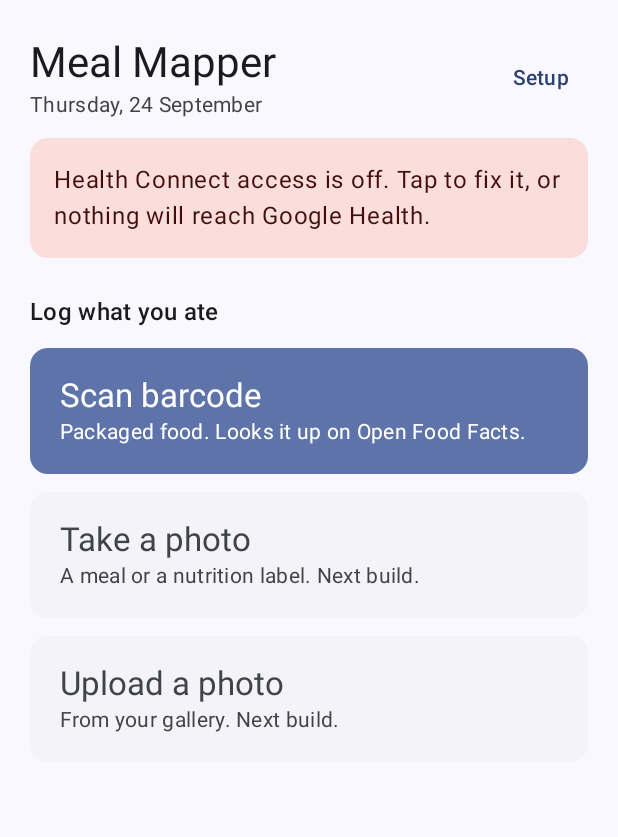
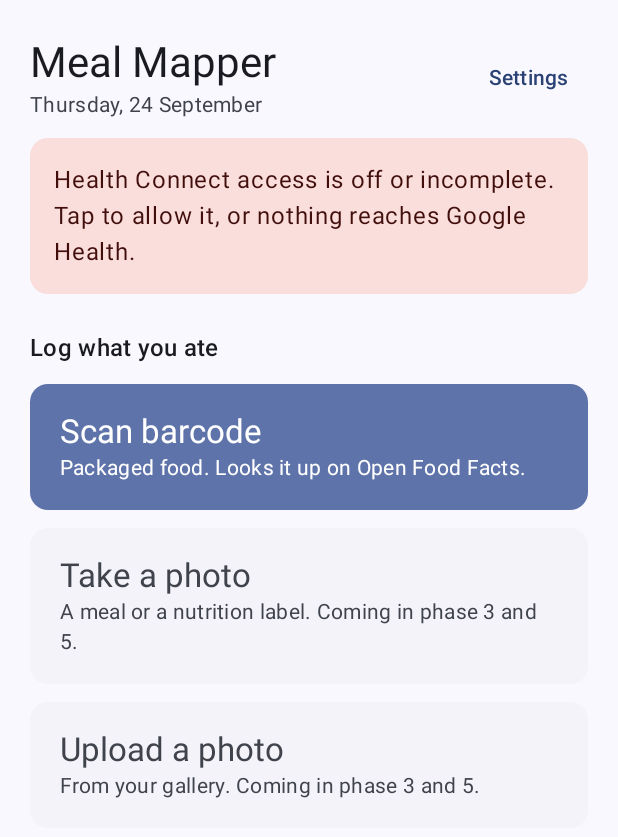
Before and after one commit to siddhartharyaai/mealmapper, an Android app built with Jetpack Compose: the screen it shows after launch (MainActivity), on a phone screen of 412 x 824 dp. Shown: the top 837 px of the screen. Run offline under Robolectric (Android 15) with nearby library versions, the phone set to English and light mode, and no system bars; libraries missing offline, so code that uses them is left out: androidx.health.connect; 2 statements that could not run were skipped.

```diff
--- a/app/build.gradle.kts
+++ b/app/build.gradle.kts
@@ -12,8 +12,8 @@ android {
         applicationId = "app.mealmapper"
         minSdk = 28
         targetSdk = 36
-        versionCode = 2
-        versionName = "0.2.0"
+        versionCode = 3
+        versionName = "0.3.0"
     }
 
     signingConfigs {
--- a/app/src/main/AndroidManifest.xml
+++ b/app/src/main/AndroidManifest.xml
@@ -2,6 +2,7 @@
 <manifest xmlns:android="http://schemas.android.com/apk/res/android">
 
     <uses-permission android:name="android.permission.health.WRITE_NUTRITION" />
+    <uses-permission android:name="android.permission.health.READ_NUTRITION" />
     <uses-permission android:name="android.permission.INTERNET" />
     <uses-permission android:name="android.permission.CAMERA" />
 
--- a/app/src/main/java/app/mealmapper/AppContainer.kt
+++ b/app/src/main/java/app/mealmapper/AppContainer.kt
@@ -3,9 +3,11 @@ package app.mealmapper
 import android.content.Context
 import app.mealmapper.data.health.HealthConnectGateway
 import app.mealmapper.data.off.OpenFoodFactsClient
+import app.mealmapper.data.settings.ProfileStore
 
 /** Manual dependency wiring. The app is small; a DI framework is not necessary. */
 class AppContainer(context: Context) {
     val healthConnect = HealthConnectGateway(context.applicationContext)
     val openFoodFacts: OpenFoodFactsClient by lazy { OpenFoodFactsClient.create() }
+    val profile = ProfileStore(context.applicationContext)
 }
--- a/app/src/main/java/app/mealmapper/MainActivity.kt
+++ b/app/src/main/java/app/mealmapper/MainActivity.kt
@@ -1,5 +1,6 @@
 package app.mealmapper
 
+import android.net.Uri
 import android.os.Bundle
 import androidx.activity.ComponentActivity
 import androidx.activity.compose.setContent
@@ -15,9 +16,11 @@ import androidx.navigation.compose.composable
 import androidx.navigation.compose.rememberNavController
 import androidx.navigation.navArgument
 import app.mealmapper.ui.home.HomeScreen
+import app.mealmapper.ui.home.HomeViewModel
 import app.mealmapper.ui.review.ReviewScreen
 import app.mealmapper.ui.review.ReviewViewModel
 import app.mealmapper.ui.scan.ScanScreen
+import app.mealmapper.ui.settings.SettingsScreen
 import app.mealmapper.ui.setup.SetupScreen
 import app.mealmapper.ui.setup.SetupViewModel
 import app.mealmapper.ui.theme.MealMapperTheme
@@ -26,8 +29,9 @@ private object Routes {
     const val HOME = "home"
     const val SCAN = "scan"
     const val SETUP = "setup"
-    const val REVIEW = "review/{barcode}"
-    fun review(barcode: String) = "review/$barcode"
+    const val SETTINGS = "settings"
+    const val REVIEW = "review/{barcode}?note={note}"
+    fun review(barcode: String, note: String) = "review/$barcode?note=${Uri.encode(note)}"
 }
 
 class MainActivity : ComponentActivity() {
@@ -42,27 +46,45 @@ class MainActivity : ComponentActivity() {
 
                 NavHost(navController = nav, startDestination = Routes.HOME) {
                     composable(Routes.HOME) {
+                        val vm: HomeViewModel = viewModel(
+                            factory = HomeViewModel.factory(container.healthConnect, container.profile),
+                        )
                         HomeScreen(
-                            healthConnect = container.healthConnect,
+                            viewModel = vm,
                             savedMessage = savedMessage,
                             onMessageShown = { savedMessage = null },
                             onBarcode = { nav.navigate(Routes.SCAN) },
-                            onSetup = { nav.navigate(Routes.SETUP) },
+                            onSettings = { nav.navigate(Routes.SETTINGS) },
+                            onHealthCheck = { nav.navigate(Routes.SETUP) },
+                        )
+                    }
+                    composable(Routes.SETTINGS) {
+                        SettingsScreen(
+                            store = container.profile,
+                            onBack = { nav.popBackStack() },
+                            onHealthCheck = { nav.navigate(Routes.SETUP) },
                         )
                     }
                     composable(Routes.SCAN) {
                         ScanScreen(
                             onBack = { nav.popBackStack() },
-                            onBarcode = { code -> nav.navigate(Routes.review(code)) { launchSingleTop = true } },
+                            onBarcode = { code, note -> nav.navigate(Routes.review(code, note)) { launchSingleTop = true } },
                         )
                     }
                     composable(
                         Routes.REVIEW,
-                        arguments = listOf(navArgument("barcode") { type = NavType.StringType }),
+                        arguments = listOf(
+                            navArgument("barcode") { type = NavType.StringType },
+                            navArgument("note") {
+                                type = NavType.StringType
+                                defaultValue = ""
+                            },
+                        ),
                     ) { entry ->
                         val barcode = entry.arguments?.getString("barcode").orEmpty()
+                        val note = entry.arguments?.getString("note").orEmpty()
                         val vm: ReviewViewModel = viewModel(
-                            factory = ReviewViewModel.factory(barcode, container.openFoodFacts, container.healthConnect),
+                            factory = ReviewViewModel.factory(barcode, note, container.openFoodFacts, container.healthConnect),
                         )
                         ReviewScreen(
                             viewModel = vm,
--- a/app/src/main/java/app/mealmapper/PrivacyActivity.kt
+++ b/app/src/main/java/app/mealmapper/PrivacyActivity.kt
@@ -46,8 +46,9 @@ class PrivacyActivity : ComponentActivity() {
     private companion object {
         val POINTS = listOf(
             "Meal Mapper writes the food you confirm to Health Connect: calories, protein, carbs, fat, " +
-                "sugar, fibre and sodium. It does not read any health data.",
-            "Your food history stays on this phone.",
+                "sugar, fibre and sodium.",
+            "It reads nutrition for today only, to show calories eaten and left. It reads no other health data.",
+            "Your food history and settings (age, weight, calorie cap) stay on this phone.",
             "When you scan a barcode, the barcode number goes to Open Food Facts to look up the product.",
             "When you use a photo, the photo and your note go to Google Gemini to estimate or read the " +
                 "nutrition. Nothing else is sent.",
--- /dev/null
+++ b/app/src/main/java/app/mealmapper/data/settings/ProfileStore.kt
@@ -0,0 +1,48 @@
+package app.mealmapper.data.settings
+
+import android.content.Context
+import kotlinx.coroutines.flow.MutableStateFlow
+import kotlinx.coroutines.flow.StateFlow
+import kotlinx.coroutines.flow.asStateFlow
+
+/** The user's own numbers. All optional: the app works without them. */
+data class Profile(
+    val ageYears: Int? = null,
+    val weightKg: Double? = null,
+    /** Daily calorie cap the user chose. Meal Mapper does not calculate it. */
+    val dailyCapKcal: Int? = null,
+)
+
+/** Three values do not need a database. SharedPreferences, exposed as a StateFlow. */
+class ProfileStore(context: Context) {
+    private val prefs = context.getSharedPreferences("profile", Context.MODE_PRIVATE)
+    private val _profile = MutableStateFlow(read())
+    val profile: StateFlow<Profile> = _profile.asStateFlow()
+
+    fun save(profile: Profile) {
+        prefs.edit()
+            .putOrRemove(AGE, profile.ageYears?.toFloat())
+            .putOrRemove(WEIGHT, profile.weightKg?.toFloat())
+            .putOrRemove(CAP, profile.dailyCapKcal?.toFloat())
+            .apply()
+        _profile.value = profile
+    }
+
+    private fun read() = Profile(
+        ageYears = prefs.floatOrNull(AGE)?.toInt(),
+        weightKg = prefs.floatOrNull(WEIGHT)?.toDouble(),
+        dailyCapKcal = prefs.floatOrNull(CAP)?.toInt(),
+    )
+
+    private fun android.content.SharedPreferences.floatOrNull(key: String) =
+        if (contains(key)) getFloat(key, 0f) else null
+
+    private fun android.content.SharedPreferences.Editor.putOrRemove(key: String, value: Float?) =
+        if (value == null) remove(key) else putFloat(key, value)
+
+    private companion object {
+        const val AGE = "age_years"
+        const val WEIGHT = "weight_kg"
+        const val CAP = "daily_cap_kcal"
+    }
+}
--- a/app/src/main/java/app/mealmapper/ui/home/HomeScreen.kt
+++ b/app/src/main/java/app/mealmapper/ui/home/HomeScreen.kt
@@ -6,11 +6,13 @@ import androidx.compose.foundation.layout.Column
 import androidx.compose.foundation.layout.Row
 import androidx.compose.foundation.layout.fillMaxSize
 import androidx.compose.foundation.layout.fillMaxWidth
+import androidx.compose.foundation.layout.height
 import androidx.compose.foundation.layout.padding
 import androidx.compose.foundation.rememberScrollState
 import androidx.compose.foundation.verticalScroll
 import androidx.compose.material3.Card
 import androidx.compose.material3.CardDefaults
+import androidx.compose.material3.LinearProgressIndicator
 import androidx.compose.material3.MaterialTheme
 import androidx.compose.material3.Scaffold
 import androidx.compose.material3.SnackbarHost
@@ -20,41 +22,37 @@ import androidx.compose.material3.TextButton
 import androidx.compose.runtime.Composable
 import androidx.compose.runtime.LaunchedEffect
 import androidx.compose.runtime.getValue
-import androidx.compose.runtime.mutableIntStateOf
-import androidx.compose.runtime.mutableStateOf
 import androidx.compose.runtime.remember
-import androidx.compose.runtime.setValue
 import androidx.compose.ui.Alignment
 import androidx.compose.ui.Modifier
 import androidx.compose.ui.semantics.Role
 import androidx.compose.ui.unit.dp
 import androidx.lifecycle.Lifecycle
 import androidx.lifecycle.compose.LifecycleEventEffect
-import app.mealmapper.data.health.HealthConnectAvailability
-import app.mealmapper.data.health.HealthConnectGateway
+import androidx.lifecycle.compose.collectAsStateWithLifecycle
+import app.mealmapper.domain.DayTotals
+import app.mealmapper.ui.theme.tabular
 import java.time.LocalDate
 import java.time.format.DateTimeFormatter
+import kotlin.math.abs
+import kotlin.math.roundToInt
 
 @Composable
 fun HomeScreen(
-    healthConnect: HealthConnectGateway,
+    viewModel: HomeViewModel,
     savedMessage: String?,
     onMessageShown: () -> Unit,
     onBarcode: () -> Unit,
-    onSetup: () -> Unit,
+    onSettings: () -> Unit,
+    onHealthCheck: () -> Unit,
 ) {
+    val state by viewModel.state.collectAsStateWithLifecycle()
     val snackbar = remember { SnackbarHostState() }
-    var healthReady by remember { mutableStateOf(true) }
-    var resumes by remember { mutableIntStateOf(0) }
 
-    // Re-check on every return to this screen: the user may have changed access in settings.
-    LifecycleEventEffect(Lifecycle.Event.ON_RESUME) { resumes++ }
-    LaunchedEffect(resumes) {
-        healthReady = healthConnect.availability() == HealthConnectAvailability.AVAILABLE &&
-            runCatching { healthConnect.hasAllPermissions() }.getOrDefault(false)
-    }
+    LifecycleEventEffect(Lifecycle.Event.ON_RESUME) { viewModel.refresh() }
     LaunchedEffect(savedMessage) {
         savedMessage?.let {
+            viewModel.refresh()
             snackbar.showSnackbar(it)
             onMessageShown()
         }
@@ -78,31 +76,88 @@ fun HomeScreen(
                         color = MaterialTheme.colorScheme.onSurfaceVariant,
                     )
                 }
-                TextButton(onClick = onSetup) { Text("Setup") }
+                TextButton(onClick = onSettings) { Text("Settings") }
             }
 
-            if (!healthReady) {
-                Card(
-                    Modifier.fillMaxWidth().clickable(onClick = onSetup),
+            when (state.healthReady) {
+                false -> Card(
+                    Modifier.fillMaxWidth().clickable(onClick = onHealthCheck),
                     colors = CardDefaults.cardColors(containerColor = MaterialTheme.colorScheme.errorContainer),
                 ) {
                     Text(
-                        "Health Connect access is off. Tap to fix it, or nothing will reach Google Health.",
+                        "Health Connect access is off or incomplete. Tap to allow it, or nothing reaches Google Health.",
                         Modifier.padding(16.dp),
                         color = MaterialTheme.colorScheme.onErrorContainer,
                     )
                 }
+                true -> Ticker(state.totals, state.capKcal, state.totalsError, onSettings)
+                null -> Unit
             }
 
+            Text("Log what you ate", style = MaterialTheme.typography.titleMedium, modifier = Modifier.padding(top = 12.dp))
+            CaptureOption("Scan barcode", "Packaged food. Looks it up on Open Food Facts.", enabled = true, onClick = onBarcode)
+            CaptureOption("Take a photo", "A meal or a nutrition label. Coming in phase 3 and 5.", enabled = false, onClick = {})
+            CaptureOption("Upload a photo", "From your gallery. Coming in phase 3 and 5.", enabled = false, onClick = {})
+        }
+    }
+}
+
+/** Calories eaten today vs the user's cap. Totals include every app that writes to Health Connect. */
+@Composable
+private fun Ticker(totals: DayTotals?, cap: Int?, failed: Boolean, onSettings: () -> Unit) {
+    Card(
+        Modifier.fillMaxWidth(),
+        colors = CardDefaults.cardColors(containerColor = MaterialTheme.colorScheme.surfaceContainerLow),
+    ) {
+        Column(Modifier.padding(16.dp), verticalArrangement = Arrangement.spacedBy(8.dp)) {
+            if (totals == null) {
+                Text(
+                    if (failed) "Could not read today's total from Health Connect." else "Reading today's total…",
+                    color = MaterialTheme.colorScheme.onSurfaceVariant,
+                )
+                return@Column
+            }
+            val eaten = totals.energyKcal.roundToInt()
+            if (cap == null) {
+                Headline("${eaten.grouped()} kcal", "eaten today")
+                TextButton(onClick = onSettings, modifier = Modifier.padding(start = 0.dp)) { Text("Set a daily calorie cap") }
+            } else {
+                val left = cap - eaten
+                val over = left < 0
+                Headline(
+                    "${abs(left).grouped()} kcal",
+                    if (over) "over your cap" else "left today",
+                    over = over,
+                )
+                LinearProgressIndicator(
+                    progress = { (eaten.toFloat() / cap).coerceIn(0f, 1f) },
+                    modifier = Modifier.fillMaxWidth().height(8.dp),
+                    color = if (over) MaterialTheme.colorScheme.error else MaterialTheme.colorScheme.primary,
+                    drawStopIndicator = {},
+                )
+                Text(
+                    "${eaten.grouped()} of ${cap.grouped()} kcal",
+                    style = MaterialTheme.typography.bodyMedium.tabular(),
+                    color = MaterialTheme.colorScheme.onSurfaceVariant,
+                )
+            }
             Text(
-                "Log what you ate",
-                style = MaterialTheme.typography.titleMedium,
-                modifier = Modifier.padding(top = 12.dp),
+                "Protein ${totals.proteinG.roundToInt()} g · Carbs ${totals.carbsG.roundToInt()} g · Fat ${totals.fatG.roundToInt()} g",
+                style = MaterialTheme.typography.bodyMedium.tabular(),
             )
-            CaptureOption("Scan barcode", "Packaged food. Looks it up on Open Food Facts.", enabled = true, onClick = onBarcode)
-            CaptureOption("Take a photo", "A meal or a nutrition label. Next build.", enabled = false, onClick = {})
-            CaptureOption("Upload a photo", "From your gallery. Next build.", enabled = false, onClick = {})
         }
+    }
+}
+
+@Composable
+private fun Headline(value: String, label: String, over: Boolean = false) {
+    Row(verticalAlignment = Alignment.Bottom, horizontalArrangement = Arrangement.spacedBy(8.dp)) {
+        Text(
+            value,
+            style = MaterialTheme.typography.headlineMedium.tabular(),
+            color = if (over) MaterialTheme.colorScheme.error else MaterialTheme.colorScheme.onSurface,
+        )
+        Text(label, style = MaterialTheme.typography.titleMedium, modifier = Modifier.padding(bottom = 3.dp))
     }
 }
 
@@ -126,3 +181,5 @@ private fun CaptureOption(title: String, detail: String, enabled: Boolean, onCli
         }
     }
 }
+
+private fun Int.grouped(): String = "%,d".format(this)
--- /dev/null
+++ b/app/src/main/java/app/mealmapper/ui/home/HomeViewModel.kt
@@ -0,0 +1,52 @@
+package app.mealmapper.ui.home
+
+import androidx.lifecycle.ViewModel
+import androidx.lifecycle.viewModelScope
+import androidx.lifecycle.viewmodel.initializer
+import androidx.lifecycle.viewmodel.viewModelFactory
+import app.mealmapper.data.health.HealthConnectAvailability
+import app.mealmapper.data.health.HealthConnectGateway
+import app.mealmapper.data.settings.ProfileStore
+import app.mealmapper.domain.DayTotals
+import kotlinx.coroutines.flow.MutableStateFlow
+import kotlinx.coroutines.flow.StateFlow
+import kotlinx.coroutines.flow.asStateFlow
+import kotlinx.coroutines.flow.update
+import kotlinx.coroutines.launch
+
+data class HomeState(
+    /** null while checking. */
+    val healthReady: Boolean? = null,
+    val totals: DayTotals? = null,
+    val capKcal: Int? = null,
+    val totalsError: Boolean = false,
+)
+
+class HomeViewModel(
+    private val healthConnect: HealthConnectGateway,
+    private val profile: ProfileStore,
+) : ViewModel() {
+
+    private val _state = MutableStateFlow(HomeState())
+    val state: StateFlow<HomeState> = _state.asStateFlow()
+
+    /** Called on every return to Home: after a save, after Settings, after Health Connect changes. */
+    fun refresh() {
+        _state.update { it.copy(capKcal = profile.profile.value.dailyCapKcal) }
+        viewModelScope.launch {
+            val ready = healthConnect.availability() == HealthConnectAvailability.AVAILABLE &&
+                runCatching { healthConnect.hasAllPermissions() }.getOrDefault(false)
+            if (!ready) {
+                _state.update { it.copy(healthReady = false, totals = null) }
+                return@launch
+            }
+            val totals = runCatching { healthConnect.todayTotals() }.getOrNull()
+            _state.update { it.copy(healthReady = true, totals = totals, totalsError = totals == null) }
+        }
+    }
+
+    companion object {
+        fun factory(healthConnect: HealthConnectGateway, profile: ProfileStore) =
+            viewModelFactory { initializer { HomeViewModel(healthConnect, profile) } }
+    }
+}
--- a/app/src/main/java/app/mealmapper/ui/setup/SetupScreen.kt
+++ b/app/src/main/java/app/mealmapper/ui/setup/SetupScreen.kt
@@ -111,9 +111,9 @@ fun SetupScreen(viewModel: SetupViewModel, healthConnect: HealthConnectGateway,
                         Button(onClick = { open(healthConnect.installIntent()) }) { Text("Update Health Connect") }
                     }
                     HealthConnectAvailability.AVAILABLE -> when {
-                        state.permissionGranted -> Body("Meal Mapper can write nutrition. It cannot read anything.")
+                        state.permissionGranted -> Body("Meal Mapper can log food and read today's nutrition total. Nothing else.")
                         else -> {
-                            Body("Meal Mapper asks for one permission: write nutrition. It does not read your health data.")
+                            Body("Meal Mapper asks for nutrition only: write, to log food; read, to show today's total. No other health data.")
                             Button(onClick = { permissionLauncher.launch(viewModel.requiredPermissions) }) {
                                 Text("Allow access")
                             }
```
Also changed, not shown: app/src/main/java/app/mealmapper/data/health/HealthConnectGateway.kt (+34 -2 lines), app/src/main/java/app/mealmapper/domain/PortionParser.kt (added, +82 -0 lines), app/src/main/java/app/mealmapper/domain/ProfileRules.kt (added, +17 -0 lines), app/src/main/java/app/mealmapper/ui/review/ReviewScreen.kt (+15 -0 lines), app/src/main/java/app/mealmapper/ui/review/ReviewViewModel.kt (+25 -5 lines), app/src/main/java/app/mealmapper/ui/scan/ScanScreen.kt (+19 -4 lines), app/src/main/java/app/mealmapper/ui/settings/SettingsScreen.kt (added, +130 -0 lines), 3 other files.
